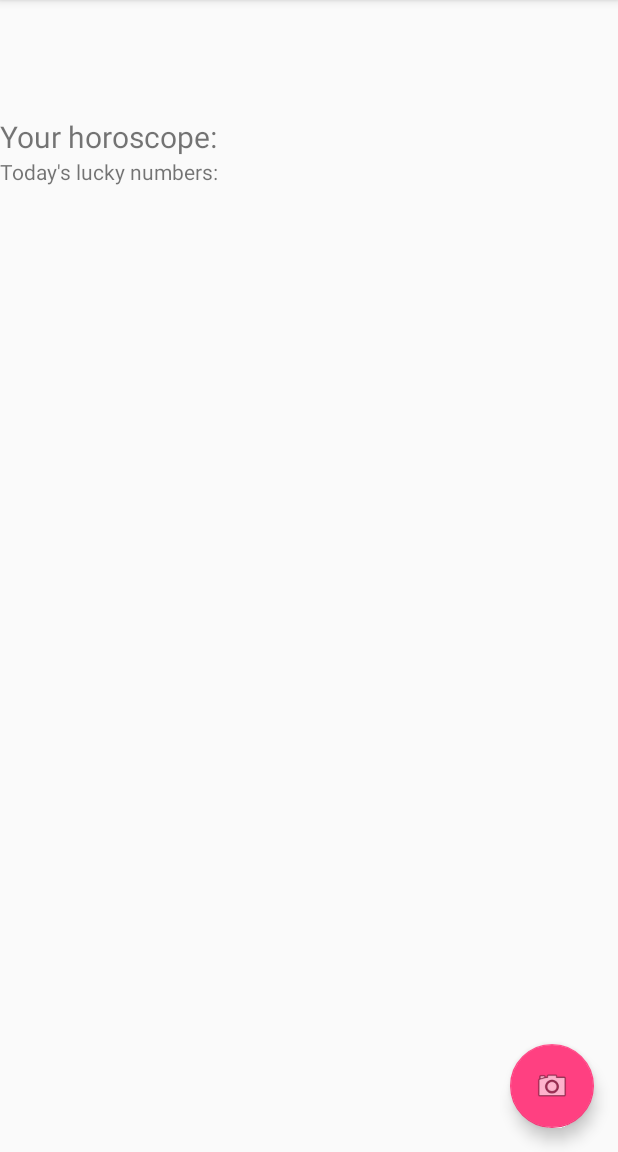
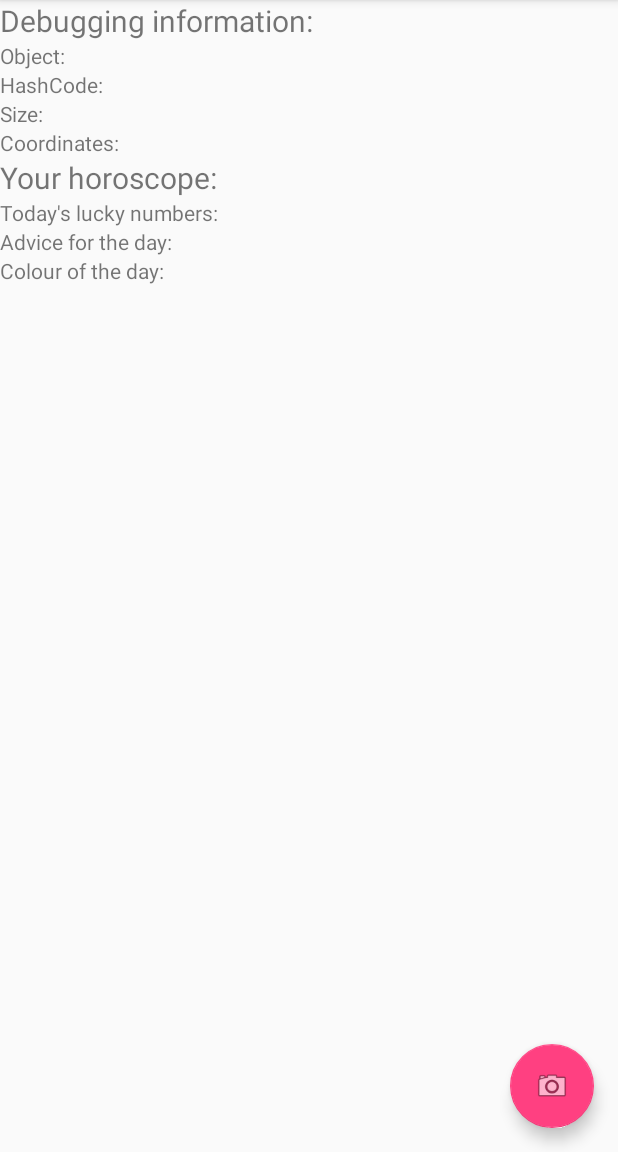
Before and after one commit to Ampersandnz/Horoscanner, an Android app: the screen it shows after launch (MainActivity), on a phone screen of 412 x 824 dp, the part 84-1236 px from its top. Run offline under Robolectric (Android 15) with nearby library versions, the phone set to English and light mode, and no system bars; libraries missing offline, so code that uses them is left out: com.google.android.gms.

Commit message:
Rejiggled UI a little, fixed some textviews not being displayed, added in dummy data.

```diff
--- a/app/build.gradle
+++ b/app/build.gradle
@@ -10,13 +10,17 @@ android {
         targetSdkVersion 24
         versionCode 1
         versionName "1.0"
+        multiDexEnabled true
     }
     buildTypes {
         release {
-            minifyEnabled false
+            minifyEnabled true
+            shrinkResources true
             proguardFiles getDefaultProguardFile('proguard-android.txt'), 'proguard-rules.pro'
         }
         debug {
+            minifyEnabled true
+            shrinkResources true
             debuggable true
         }
     }
@@ -25,7 +29,7 @@ android {
 dependencies {
     compile fileTree(dir: 'libs', include: ['*.jar'])
     testCompile 'junit:junit:4.12'
-    compile 'com.android.support:appcompat-v7:24.0.0'
-    compile 'com.android.support:design:24.0.0'
-    compile 'com.google.android.gms:play-services:9.2.0'
+    compile 'com.android.support:appcompat-v7:24.1.1'
+    compile 'com.android.support:design:24.1.1'
+    compile 'com.google.android.gms:play-services:9.2.1'
 }
--- a/app/src/main/java/com/android/michaello/horoscanner/MainActivity.java
+++ b/app/src/main/java/com/android/michaello/horoscanner/MainActivity.java
@@ -26,10 +26,13 @@ public class MainActivity extends AppCompatActivity {
     private String _currentPhotoPath;
     private float _scaleFactorX;
     private float _scaleFactorY;
-    private TextView _numView;
-    private TextView _numView2;
-    private TextView _txtView;
-    private TextView _txtView2;
+    private TextView _DEBUGnumView;
+    private TextView _DEBUGnumView2;
+    private TextView _DEBUGtxtView;
+    private TextView _DEBUGtxtView2;
+    private TextView _txtViewLuckyNumbers;
+    private TextView _txtViewAdvice;
+    private TextView _txtViewColour;
     private ImageView _imageView;
 
     @Override
@@ -40,10 +43,13 @@ public class MainActivity extends AppCompatActivity {
         Toolbar toolbar = (Toolbar) findViewById(R.id.toolbar);
         setSupportActionBar(toolbar);
 
-        _numView = (TextView) findViewById(R.id.txt_scan_result_number);
-        _numView2 = (TextView) findViewById(R.id.txt_scan_result_number_2);
-        _txtView = (TextView) findViewById(R.id.txt_scan_result_text);
-        _txtView2 = (TextView) findViewById(R.id.txt_scan_result_text_2);
+        _DEBUGnumView = (TextView) findViewById(R.id.txt_scan_result_number);
+        _DEBUGnumView2 = (TextView) findViewById(R.id.txt_scan_result_number_2);
+        _DEBUGtxtView = (TextView) findViewById(R.id.txt_scan_result_text);
+        _DEBUGtxtView2 = (TextView) findViewById(R.id.txt_scan_result_text_2);
+        _txtViewLuckyNumbers = (TextView) findViewById(R.id.txt_luckyNums_numbers);
+        _txtViewAdvice = (TextView) findViewById(R.id.txt_advice_text);
+        _txtViewColour = (TextView) findViewById(R.id.txt_colour_text);
         _imageView = (ImageView) findViewById(R.id.img_scan_result_image);
     }
 
@@ -145,25 +151,35 @@ public class MainActivity extends AppCompatActivity {
     }
 
     private void displayResults() {
-        String numString, numString2, txtString, txtString2;
+        String faceDimensionsString, facePositionString, faceAsString, hashCodeString, luckyNumbersString, adviceString, colourString;
 
         if (_lastFace == null) {
-            txtString = getString(R.string.error_no_face);
-            txtString2 = "";
-            numString = "";
-            numString2 = "";
+            faceAsString = "";
+            hashCodeString = "";
+            faceDimensionsString = "";
+            facePositionString = "";
+            luckyNumbersString = "";
+            adviceString = "";
+            colourString = "";
         } else {
-            txtString = "Object: " + _lastFace.toString();
-            txtString2 = "HashCode: " + _lastFace.hashCode();
-            numString = "Size: " + _lastFace.getWidth() + " x " + _lastFace.getHeight();
-            numString2 = "Coordinates: (" + _lastFace.getPosition().x + ", " + _lastFace.getPosition().y + ")";
+            faceAsString = _lastFace.toString();
+            hashCodeString = "" + _lastFace.hashCode();
+            faceDimensionsString = _lastFace.getWidth() + " x " + _lastFace.getHeight();
+            facePositionString = "(" + _lastFace.getPosition().x + ", " + _lastFace.getPosition().y + ")";
+            luckyNumbersString = (_lastFace.hashCode() % 61) + ", " + (_lastFace.hashCode() % 75) + ", " + (_lastFace.hashCode() % 99) + ", " + (_lastFace.hashCode() % 100) + ", " + (_lastFace.hashCode() % 85);
+            adviceString = getString(R.string.string_advice_default);
+            colourString = getString(R.string.string_colour_default);
+            ;
         }
 
         setImage(_currentPhotoPath);
 
-        _numView.setText(numString);
-        _numView2.setText(numString2);
-        _txtView.setText(txtString);
-        _txtView2.setText(txtString2);
+        _DEBUGnumView.setText(faceDimensionsString);
+        _DEBUGnumView2.setText(facePositionString);
+        _DEBUGtxtView.setText(faceAsString);
+        _DEBUGtxtView2.setText(hashCodeString);
+        _txtViewLuckyNumbers.setText(luckyNumbersString);
+        _txtViewAdvice.setText(adviceString);
+        _txtViewColour.setText(colourString);
     }
 }
--- a/app/src/main/res/layout/content_main.xml
+++ b/app/src/main/res/layout/content_main.xml
@@ -17,29 +17,103 @@
         android:adjustViewBounds="true"
         android:scaleType="fitCenter" />
 
+    <LinearLayout
+        android:id="@+id/layout_debug"
+        android:layout_width="match_parent"
+        android:layout_height="wrap_content"
+        android:orientation="vertical">
+
+        <TextView
+            android:id="@+id/txt_debug_title"
+            android:layout_width="wrap_content"
+            android:layout_height="wrap_content"
+            android:textSize="20sp"
+            android:text="Debugging information:" />
+
+        <LinearLayout
+            android:id="@+id/layout_debug_1"
+            android:layout_width="match_parent"
+            android:layout_height="wrap_content"
+            android:orientation="horizontal">
+
+            <TextView
+                android:id="@+id/debug_txt_1"
+                android:layout_width="wrap_content"
+                android:layout_height="wrap_content"
+                android:text="Object: " />
+
             <TextView
                 android:id="@+id/txt_scan_result_text"
                 android:layout_width="wrap_content"
                 android:layout_height="wrap_content"
                 android:text="" />
+        </LinearLayout>
+
+        <LinearLayout
+            android:id="@+id/layout_debug_2"
+            android:layout_width="match_parent"
+            android:layout_height="wrap_content"
+            android:orientation="horizontal">
+
+            <TextView
+                android:id="@+id/debug_txt_2"
+                android:layout_width="wrap_content"
+                android:layout_height="wrap_content"
+                android:text="HashCode: " />
 
             <TextView
                 android:id="@+id/txt_scan_result_text_2"
                 android:layout_width="wrap_content"
                 android:layout_height="wrap_content"
                 android:text="" />
+        </LinearLayout>
+
+        <LinearLayout
+            android:id="@+id/layout_debug_3"
+            android:layout_width="match_parent"
+            android:layout_height="wrap_content"
+            android:orientation="horizontal">
+
+            <TextView
+                android:id="@+id/debug_txt_3"
+                android:layout_width="wrap_content"
+                android:layout_height="wrap_content"
+                android:text="Size: " />
 
             <TextView
                 android:id="@+id/txt_scan_result_number"
                 android:layout_width="wrap_content"
                 android:layout_height="wrap_content"
                 android:text="" />
+        </LinearLayout>
+
+        <LinearLayout
+            android:id="@+id/layout_debug_4"
+            android:layout_width="match_parent"
+            android:layout_height="wrap_content"
+            android:orientation="horizontal">
+
+            <TextView
+                android:id="@+id/debug_txt_4"
+                android:layout_width="wrap_content"
+                android:layout_height="wrap_content"
+                android:text="Coordinates: " />
 
             <TextView
                 android:id="@+id/txt_scan_result_number_2"
                 android:layout_width="wrap_content"
                 android:layout_height="wrap_content"
                 android:text="" />
+        </LinearLayout>
+    </LinearLayout>
+    <!--android:visibility="invisible"-->
+    <!--TODO: Make invisible initially, and show after results have been generated-->
+
+    <LinearLayout
+        android:id="@+id/layout_results"
+        android:layout_width="match_parent"
+        android:layout_height="wrap_content"
+        android:orientation="vertical">
 
         <TextView
             android:id="@+id/txt_results_title"
@@ -48,19 +122,10 @@
             android:textSize="20sp"
             android:text="@string/txt_results_title" />
 
-    <!--android:visibility="invisible"-->
-    <!--TODO: Make invisible initially, and show after results have been generated-->
-
-    <LinearLayout
-        android:id="@+id/layout_results"
-        android:layout_width="match_parent"
-        android:layout_height="match_parent"
-        android:orientation="vertical">
-
         <LinearLayout
             android:id="@+id/layout_results_numbers"
             android:layout_width="match_parent"
-            android:layout_height="match_parent"
+            android:layout_height="wrap_content"
             android:orientation="horizontal">
 
             <TextView
@@ -79,7 +144,7 @@
         <LinearLayout
             android:id="@+id/layout_results_text"
             android:layout_width="match_parent"
-            android:layout_height="match_parent"
+            android:layout_height="wrap_content"
             android:orientation="horizontal">
 
             <TextView
@@ -98,7 +163,7 @@
         <LinearLayout
             android:id="@+id/layout_results_colour"
             android:layout_width="match_parent"
-            android:layout_height="match_parent"
+            android:layout_height="wrap_content"
             android:orientation="horizontal">
 
             <TextView
--- a/app/src/main/res/values/strings.xml
+++ b/app/src/main/res/values/strings.xml
@@ -15,5 +15,8 @@
     <string name="txt_advice_label">Advice for the day:</string>
     <string name="txt_colour_label">Colour of the day:</string>
 
+    <string name="string_advice_default">Do the thing, win the points!</string>
+    <string name="string_colour_default">Bland as fuck. Like, maybe a sort of pale cream?</string>
+
     <string name="img_photo">The most recent photo scanned</string>
 </resources>
```
Lines whose indentation alone changed are shown as unchanged.
